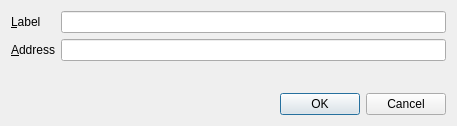
Above: src/qt/forms/editaddressdialog.ui from G2C/G2C before the change. Below: the same form after it.
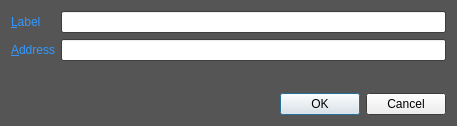
That is the form after the change.

What changed in the file:
```diff
--- a/src/qt/forms/editaddressdialog.ui
+++ b/src/qt/forms/editaddressdialog.ui
@@ -10,6 +10,97 @@
     <height>126</height>
    </rect>
   </property>
+  <property name="palette">
+   <palette>
+    <active>
+     <colorrole role="WindowText">
+      <brush brushstyle="SolidPattern">
+       <color alpha="255">
+        <red>51</red>
+        <green>153</green>
+        <blue>255</blue>
+       </color>
+      </brush>
+     </colorrole>
+     <colorrole role="Base">
+      <brush brushstyle="SolidPattern">
+       <color alpha="255">
+        <red>255</red>
+        <green>255</green>
+        <blue>255</blue>
+       </color>
+      </brush>
+     </colorrole>
+     <colorrole role="Window">
+      <brush brushstyle="SolidPattern">
+       <color alpha="255">
+        <red>85</red>
+        <green>85</green>
+        <blue>85</blue>
+       </color>
+      </brush>
+     </colorrole>
+    </active>
+    <inactive>
+     <colorrole role="WindowText">
+      <brush brushstyle="SolidPattern">
+       <color alpha="255">
+        <red>51</red>
+        <green>153</green>
+        <blue>255</blue>
+       </color>
+      </brush>
+     </colorrole>
+     <colorrole role="Base">
+      <brush brushstyle="SolidPattern">
+       <color alpha="255">
+        <red>255</red>
+        <green>255</green>
+        <blue>255</blue>
+       </color>
+      </brush>
+     </colorrole>
+     <colorrole role="Window">
+      <brush brushstyle="SolidPattern">
+       <color alpha="255">
+        <red>85</red>
+        <green>85</green>
+        <blue>85</blue>
+       </color>
+      </brush>
+     </colorrole>
+    </inactive>
+    <disabled>
+     <colorrole role="WindowText">
+      <brush brushstyle="SolidPattern">
+       <color alpha="255">
+        <red>120</red>
+        <green>120</green>
+        <blue>120</blue>
+       </color>
+      </brush>
+     </colorrole>
+     <colorrole role="Base">
+      <brush brushstyle="SolidPattern">
+       <color alpha="255">
+        <red>85</red>
+        <green>85</green>
+        <blue>85</blue>
+       </color>
+      </brush>
+     </colorrole>
+     <colorrole role="Window">
+      <brush brushstyle="SolidPattern">
+       <color alpha="255">
+        <red>85</red>
+        <green>85</green>
+        <blue>85</blue>
+       </color>
+      </brush>
+     </colorrole>
+    </disabled>
+   </palette>
+  </property>
   <property name="windowTitle">
    <string>Edit Address</string>
   </property>
```
